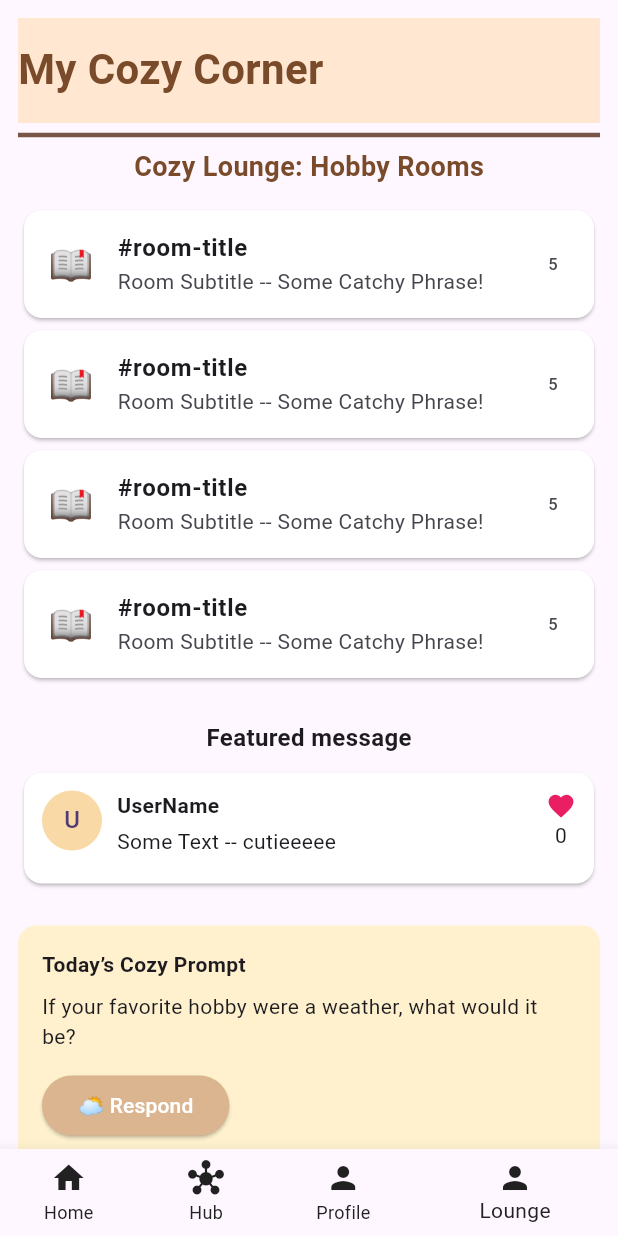
After one commit to Parth-11/Athelia-App, a Flutter app: the screen it shows after launch, item 4 of the bottom bar chosen, on a phone screen of 412 x 824 dp. The commit adds this screen. Run offline on Flutter 3.47's test engine with Material 3 defaults, Android fonts, the phone set to English and light mode, and no system bars; our stand-ins replace intl_phone_field, syncfusion_flutter_charts.

Commit message:
community added

```diff
--- /dev/null
+++ b/lib/screens/community/community_page.dart
@@ -0,0 +1,138 @@
+import 'package:flutter/material.dart';
+import 'package:athelia/widgets/community/featured_message_card.dart';
+import 'package:athelia/widgets/community/room_tile.dart';
+
+class CommunityPage extends StatefulWidget {
+  const CommunityPage({super.key});
+
+  @override
+  State<CommunityPage> createState() => _CommunityPageState();
+}
+
+class _CommunityPageState extends State<CommunityPage> {
+  int sindex = 4;
+
+  final List<Map<String, dynamic>> rooms = [
+    {
+      'id': 'room-name',
+      'title': '#room-title',
+      'subtitle': 'Room Subtitle -- Some Catchy Phrase!',
+      'icon': '📖',
+      'postCount': 5,
+    },
+    {
+      'id': 'room-name',
+      'title': '#room-title',
+      'subtitle': 'Room Subtitle -- Some Catchy Phrase!',
+      'icon': '📖',
+      'postCount': 5,
+    },
+    {
+      'id': 'room-name',
+      'title': '#room-title',
+      'subtitle': 'Room Subtitle -- Some Catchy Phrase!',
+      'icon': '📖',
+      'postCount': 5,
+    },
+    {
+      'id': 'room-name',
+      'title': '#room-title',
+      'subtitle': 'Room Subtitle -- Some Catchy Phrase!',
+      'icon': '📖',
+      'postCount': 5,
+    },
+  ];
+
+  void onItemTap(int index) {
+    setState(() {
+      sindex = index;
+    });
+  }
+
+  @override
+  Widget build(BuildContext context) {
+    return Column(
+      children: [
+        Container(
+          padding: EdgeInsets.only(top: 14),
+          color: const Color(0xFFFFE7D1),
+          height: 70,
+          width: double.infinity,
+          child: const Text(
+            "My Cozy Corner",
+            style: TextStyle(
+              fontSize: 28,
+              fontWeight: FontWeight.bold,
+              color: Color(0xFF7A4B2A),
+            ),
+          ),
+        ),
+
+        Divider(color: Colors.brown[500], thickness: 3),
+
+        SingleChildScrollView(
+          child: Column(
+            children: [
+              const Text(
+                "Cozy Lounge: Hobby Rooms",
+                style: TextStyle(
+                  fontSize: 18,
+                  fontWeight: FontWeight.bold,
+                  color: Color(0xFF7A4B2A),
+                ),
+              ),
+              const SizedBox(height: 12),
+              ...rooms.map(
+                (room) => RoomTile(
+                  room: room,
+                  onTap: () {
+                    // room enter
+                  },
+                ),
+              ),
+              const SizedBox(height: 24),
+              const Text(
+                "Featured message",
+                style: TextStyle(fontSize: 16, fontWeight: FontWeight.bold),
+              ),
+              const SizedBox(height: 8),
+              const FeaturedMessageCard(),
+              const SizedBox(height: 24),
+              Container(
+                padding: const EdgeInsets.all(16),
+                decoration: BoxDecoration(
+                  color: const Color(0xFFFFF1CD),
+                  borderRadius: BorderRadius.circular(12),
+                ),
+                child: Column(
+                  crossAxisAlignment: CrossAxisAlignment.start,
+                  children: [
+                    const Text(
+                      "Today’s Cozy Prompt",
+                      style: TextStyle(fontWeight: FontWeight.bold),
+                    ),
+                    const SizedBox(height: 8),
+                    const Text(
+                      "If your favorite hobby were a weather, what would it be?",
+                    ),
+                    const SizedBox(height: 12),
+                    ElevatedButton(
+                      style: ElevatedButton.styleFrom(
+                        backgroundColor: const Color(0xFFDAB58F),
+                        foregroundColor: Colors.white,
+                      ),
+                      onPressed: () {},
+                      child: const Text("🌥 Respond"),
+                    ),
+                  ],
+                ),
+              ),
+            ],
+          ),
+        ),
+      ],
+
+      // backgroundColor: const Color(0xFFFBE9DD),
+    );
+  }
+}
--- a/lib/screens/nav_bar.dart
+++ b/lib/screens/nav_bar.dart
@@ -2,6 +2,7 @@ import 'package:athelia/screens/profile/profile_page.dart';
 import 'package:flutter/material.dart';
 import 'package:athelia/screens/home/home_page.dart';
 import 'package:athelia/screens/hub/hub_page.dart';
+import 'package:athelia/screens/community/community_page.dart';
 
 class Navbar extends StatefulWidget {
   const Navbar({super.key});
@@ -19,7 +20,12 @@ class _NavbarState extends State<Navbar> {
     });
   }
 
-  static final List<Widget> _pages = [HomePage(), HubPage(), ProfilePage()];
+  static final List<Widget> _pages = [
+    HomePage(),
+    HubPage(),
+    ProfilePage(),
+    CommunityPage(),
+  ];
 
   @override
   Widget build(BuildContext context) {
@@ -30,6 +36,9 @@ class _NavbarState extends State<Navbar> {
           child: _pages.elementAt(_index),
         ),
         bottomNavigationBar: BottomNavigationBar(
+          unselectedItemColor: Colors.grey[900],
+          selectedItemColor: Colors.grey[900],
+          showUnselectedLabels: true,
           currentIndex: _index,
           items: [
             BottomNavigationBarItem(
@@ -41,6 +50,10 @@ class _NavbarState extends State<Navbar> {
               icon: const Icon(Icons.person),
               label: 'Profile',
             ),
+            BottomNavigationBarItem(
+              icon: const Icon(Icons.person),
+              label: 'Lounge',
+            ),
           ],
           onTap: _pageNavigation,
         ),
--- /dev/null
+++ b/lib/widgets/community/featured_message_card.dart
@@ -0,0 +1,48 @@
+import 'package:flutter/material.dart';
+
+class FeaturedMessageCard extends StatelessWidget {
+  const FeaturedMessageCard({super.key});
+
+  @override
+  Widget build(BuildContext context) {
+    return Card(
+      shape: RoundedRectangleBorder(
+        borderRadius: BorderRadius.circular(12),
+      ),
+      color: Colors.white,
+      child: Padding(
+        padding: const EdgeInsets.all(12),
+        child: Row(
+          crossAxisAlignment: CrossAxisAlignment.start,
+          children: [
+            const CircleAvatar(
+              child: Text("U"),
+              backgroundColor: Color(0xFFF9D9A6),
+            ),
+            const SizedBox(width: 10),
+            Expanded(
+              child: Column(
+                crossAxisAlignment: CrossAxisAlignment.start,
+                children: const [
+                  Text(
+                    "UserName",
+                    style: TextStyle(fontWeight: FontWeight.bold),
+                  ),
+                  SizedBox(height: 4),
+                  Text("Some Text -- cutieeeee "),
+                  SizedBox(height: 6),
+                ],
+              ),
+            ),
+            const Column(
+              children: [
+                Icon(Icons.favorite, color: Colors.pink, size: 20),
+                Text("0"),
+              ],
+            ),
+          ],
+        ),
+      ),
+    );
+  }
+}
--- /dev/null
+++ b/lib/widgets/community/room_tile.dart
@@ -0,0 +1,31 @@
+import 'package:flutter/material.dart';
+
+class RoomTile extends StatelessWidget {
+  final Map<String, dynamic> room;
+  final VoidCallback? onTap;
+
+  const RoomTile({super.key, required this.room, this.onTap});
+
+  @override
+  Widget build(BuildContext context) {
+    return Card(
+      shape: RoundedRectangleBorder(
+        borderRadius: BorderRadius.circular(12),
+      ),
+      color: Colors.white,
+      child: ListTile(
+        leading: Text(
+          room['icon'],
+          style: const TextStyle(fontSize: 24),
+        ),
+        title: Text(
+          room['title'],
+          style: const TextStyle(fontWeight: FontWeight.bold),
+        ),
+        subtitle: Text(room['subtitle']),
+        trailing: room['postCount'] != null ? Text('${room['postCount']}') : null,
+        onTap: onTap,
+      ),
+    );
+  }
+}
```
